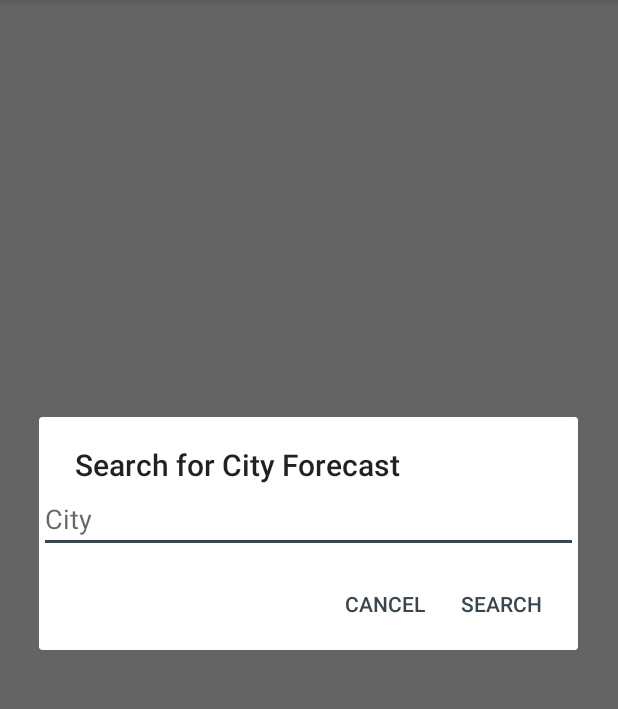
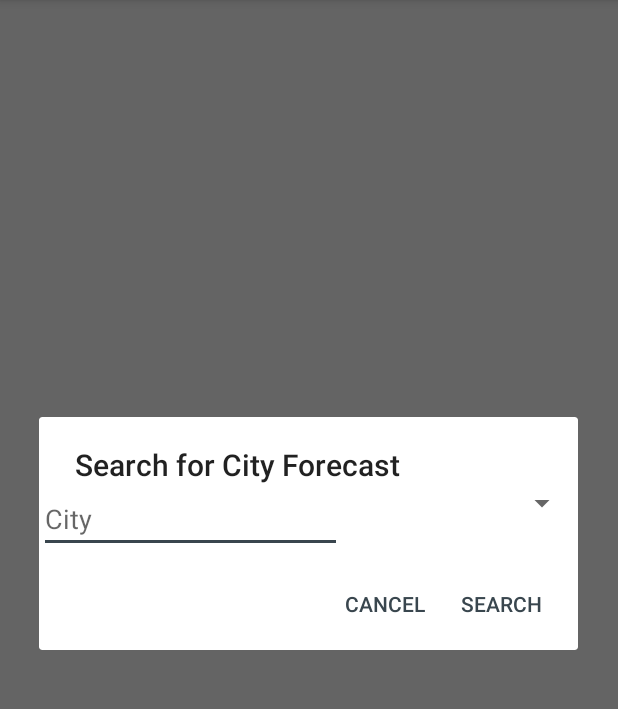
Before and after one commit to Ogato/CliMATE, an Android app: the screen it shows after launch once a user with an empty profile is signed in (MainActivity), after a tap on an icon or button, on a phone screen of 412 x 824 dp, the part 84-793 px from its top. Run offline under Robolectric (Android 15) with nearby library versions, the light colour scheme and no system bars; our stand-ins replace Firebase (no records; nobody signed in at launch, a user with empty details on screens opened directly).

Commit message:
Added states spinner

```diff
--- a/app/src/main/res/layout/dialog_edit_text.xml
+++ b/app/src/main/res/layout/dialog_edit_text.xml
@@ -1,9 +1,23 @@
 <?xml version="1.0" encoding="utf-8"?>
+<LinearLayout
+    xmlns:android="http://schemas.android.com/apk/res/android"
+    android:layout_width="match_parent"
+    android:layout_height="wrap_content"
+    android:orientation="horizontal">
+
 <EditText
-    xmlns:android="http://schemas.android.com/apk/res/android"
     android:layout_width="wrap_content"
     android:layout_height="wrap_content"
     android:hint="City"
+    android:layout_weight="3"
     android:id="@+id/user_query">
 
 </EditText>
+
+<Spinner
+    android:id="@+id/states"
+    android:layout_width="wrap_content"
+    android:layout_height="wrap_content"
+    android:layout_weight="2"/>
+
+</LinearLayout>
```
